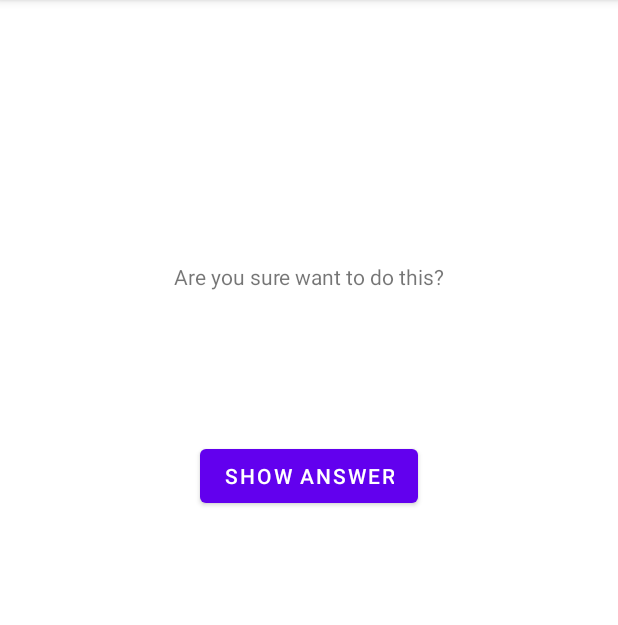
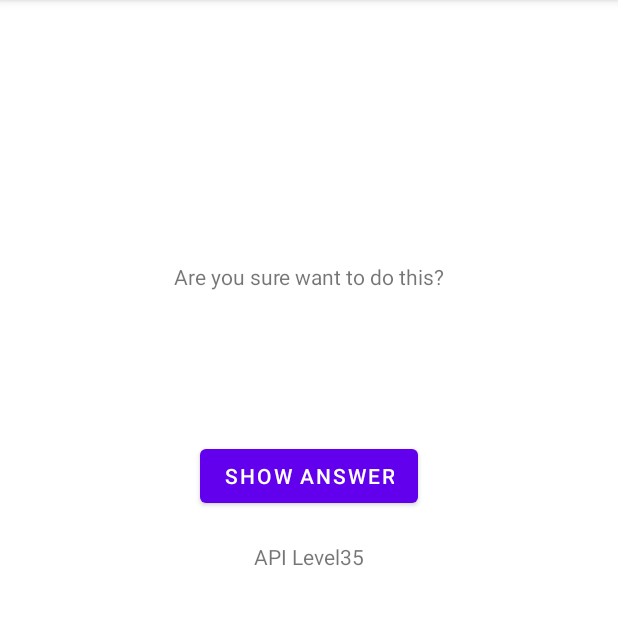
Before and after one commit to artem-inkaz/Big_Nerd_Ranch, an Android app: the CheatActivity screen opened directly, with no data from a screen before it, on a phone screen of 412 x 824 dp, the part 84-709 px from its top. Run offline under Robolectric (Android 15) with nearby library versions, the phone set to English and light mode, and no system bars.

```diff
--- a/app/src/main/java/com/example/big_nerd_ranch/CheatActivity.kt
+++ b/app/src/main/java/com/example/big_nerd_ranch/CheatActivity.kt
@@ -1,14 +1,17 @@
 package com.example.big_nerd_ranch
 
+import android.annotation.SuppressLint
 import android.app.Activity
 import android.content.Context
 import android.content.Intent
+import android.os.Build
 import androidx.appcompat.app.AppCompatActivity
 import android.os.Bundle
 import android.util.Log
 import android.widget.Button
 import android.widget.TextView
 import androidx.activity.viewModels
+import kotlinx.android.synthetic.main.activity_cheat.*
 
 private const val EXTRA_ANSWER_IS_TRUE =
     "com.example.big_nerd_ranch.answer_is_true"
@@ -20,7 +23,9 @@ class CheatActivity : AppCompatActivity() {
     private var answerIsTrue = false
     private var wasCheated = false
     private lateinit var answerTextView: TextView
+    private lateinit var tVApiLevel: TextView
     private lateinit var showAnswerButton: Button
+
     private  val quizViewModel: QuizViewModel by viewModels()
     override fun onSaveInstanceState(outState: Bundle) {
         super.onSaveInstanceState(outState)
@@ -28,6 +33,7 @@ class CheatActivity : AppCompatActivity() {
         outState.putBoolean(KEY_WAS_CHEATED, wasCheated)
     }
 
+    @SuppressLint("SetTextI18n")
     override fun onCreate(savedInstanceState: Bundle?) {
         super.onCreate(savedInstanceState)
         setContentView(R.layout.activity_cheat)
@@ -35,9 +41,15 @@ class CheatActivity : AppCompatActivity() {
         wasCheated = savedInstanceState?.getBoolean(KEY_WAS_CHEATED, false) ?: false
         setAnswerShownResult(wasCheated)
 
+
+
         answerIsTrue = intent.getBooleanExtra(EXTRA_ANSWER_IS_TRUE, false)
         answerTextView = findViewById(R.id.answer_text_view)
         showAnswerButton = findViewById(R.id.show_answer_button)
+        tVApiLevel = findViewById(R.id.tVApiLevel)
+        tVApiLevel.text =getString(R.string.text_api_level) + Build.VERSION.SDK_INT.toString()
+
+
         showAnswerButton.setOnClickListener {
             // Closing Loopholes for Cheaters
             wasCheated = true
--- a/app/src/main/res/layout/activity_cheat.xml
+++ b/app/src/main/res/layout/activity_cheat.xml
@@ -42,4 +42,14 @@
         android:layout_height="wrap_content"
         android:orientation="horizontal"
         app:layout_constraintGuide_begin="175dp" />
+
+    <TextView
+        android:id="@+id/tVApiLevel"
+        android:layout_width="wrap_content"
+        android:layout_height="wrap_content"
+        android:layout_marginTop="@dimen/margin_button"
+        android:text="@string/text_api_level"
+        app:layout_constraintEnd_toEndOf="parent"
+        app:layout_constraintStart_toStartOf="parent"
+        app:layout_constraintTop_toBottomOf="@id/show_answer_button" />
 </androidx.constraintlayout.widget.ConstraintLayout>
--- a/app/src/main/res/values/strings.xml
+++ b/app/src/main/res/values/strings.xml
@@ -17,6 +17,7 @@
     <string name="cheat_button">Cheat!</string>
     <string name="judment_toast">Cheating is wrong!</string>
     <string name="answer_text">Answer</string>
+    <string name="text_api_level">API Level</string>
 
 
 </resources>
```
Also changed, not shown: app/src/main/java/com/example/big_nerd_ranch/MainActivity.kt (+35 -9 lines).
